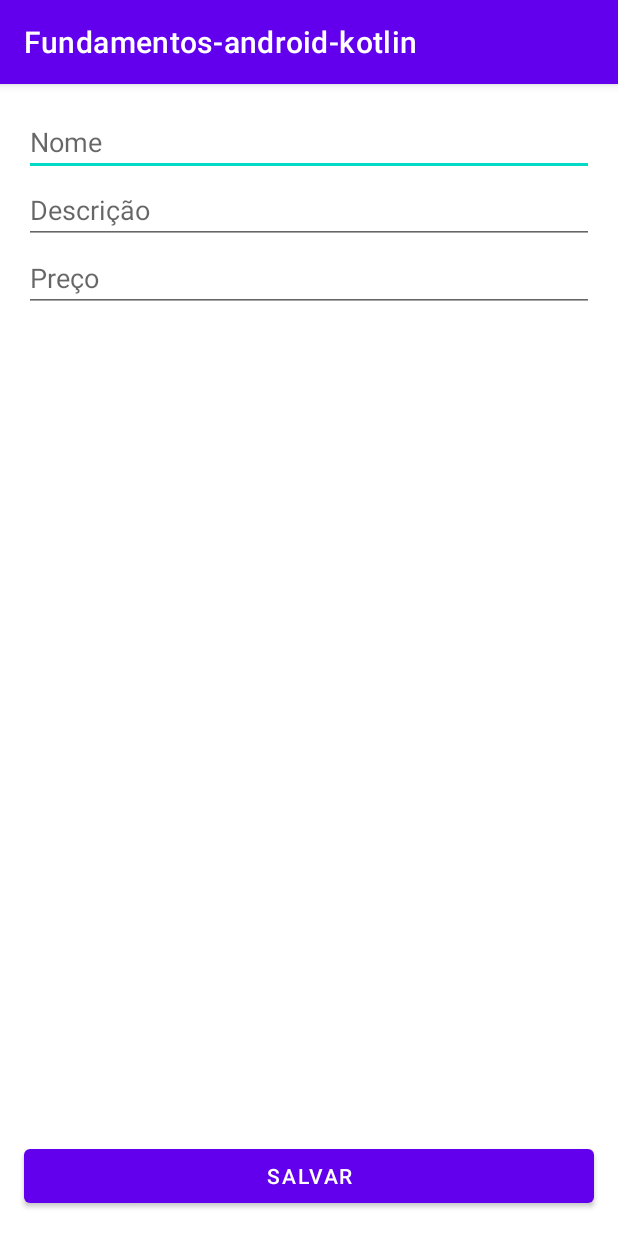
After one commit to gustavotht21/fundamentos-android-kotlin, an Android app built with Jetpack Compose: the ProductCreate screen opened directly, with no data from a screen before it, on a phone screen of 412 x 824 dp. The commit adds this screen. Run offline under Robolectric (Android 15) with nearby library versions, the phone set to English and light mode, and no system bars.

Commit message:
WIP :: Work in progress;

```diff
--- /dev/null
+++ b/app/src/main/java/tech/borges/fundamentos_android_kotlin/src/database/dao/BaseDAO.kt
@@ -0,0 +1,6 @@
+package tech.borges.fundamentos_android_kotlin.src.database.dao
+
+abstract class BaseDAO<TModel> {
+    abstract fun get(): List<TModel>
+    abstract fun store(data: TModel)
+}
--- /dev/null
+++ b/app/src/main/res/drawable/baseline_add_24.xml
@@ -0,0 +1,5 @@
+<vector xmlns:android="http://schemas.android.com/apk/res/android" android:height="24dp" android:tint="#000000" android:viewportHeight="24" android:viewportWidth="24" android:width="24dp">
+
+    <path android:fillColor="@android:color/white" android:pathData="M19,13h-6v6h-2v-6H5v-2h6V5h2v6h6v2z"/>
+
+</vector>
--- /dev/null
+++ b/app/src/main/res/layout/activity_product_create.xml
@@ -0,0 +1,65 @@
+<?xml version="1.0" encoding="utf-8"?>
+<ScrollView xmlns:android="http://schemas.android.com/apk/res/android"
+    xmlns:app="http://schemas.android.com/apk/res-auto"
+    xmlns:tools="http://schemas.android.com/tools"
+    android:layout_width="match_parent"
+    android:layout_height="match_parent"
+    android:fillViewport="true"
+    tools:context=".ui.activity.ProductCreate"
+    >
+
+    <androidx.constraintlayout.widget.ConstraintLayout
+        android:id="@+id/main"
+        android:layout_width="match_parent"
+        android:layout_height="wrap_content"
+        >
+
+        <EditText
+            android:id="@+id/name"
+            android:layout_width="0dp"
+            android:layout_height="wrap_content"
+            android:layout_margin="16dp"
+            android:hint="Nome"
+            android:inputType="text"
+            app:layout_constraintEnd_toEndOf="parent"
+            app:layout_constraintStart_toStartOf="parent"
+            app:layout_constraintTop_toTopOf="parent"
+            />
+
+        <EditText
+            android:id="@+id/description"
+            android:layout_width="0dp"
+            android:layout_height="wrap_content"
+            android:hint="Descrição"
+            android:inputType="text"
+            app:layout_constraintEnd_toEndOf="@id/name"
+            app:layout_constraintStart_toStartOf="@id/name"
+            app:layout_constraintTop_toBottomOf="@id/name"
+            />
+
+        <EditText
+            android:id="@+id/price"
+            android:layout_width="0dp"
+            android:layout_height="wrap_content"
+            android:hint="Preço"
+            android:inputType="numberDecimal"
+            app:layout_constraintEnd_toEndOf="@id/description"
+            app:layout_constraintStart_toStartOf="@id/description"
+            app:layout_constraintTop_toBottomOf="@id/description"
+            />
+
+        <Button
+            android:id="@+id/button"
+            android:layout_width="0dp"
+            android:layout_height="wrap_content"
+            android:layout_margin="16dp"
+            android:text="Salvar"
+            app:layout_constraintBottom_toBottomOf="parent"
+            app:layout_constraintEnd_toEndOf="parent"
+            app:layout_constraintStart_toStartOf="parent"
+            app:layout_constraintTop_toBottomOf="@id/price"
+            app:layout_constraintVertical_bias="1"
+            />
+
+    </androidx.constraintlayout.widget.ConstraintLayout>
+</ScrollView>
--- a/app/src/main/res/values/strings.xml
+++ b/app/src/main/res/values/strings.xml
@@ -1,3 +1,4 @@
 <resources>
     <string name="app_name">Fundamentos-android-kotlin</string>
+    <string name="title_activity_product_create">ProductCreate</string>
 </resources>
```
Also changed, not shown: app/build.gradle.kts (+28 -0 lines), app/src/main/AndroidManifest.xml (+12 -10 lines), app/src/main/java/tech/borges/fundamentos_android_kotlin/MainActivity.kt (deleted, +0 -12 lines), app/src/main/java/tech/borges/fundamentos_android_kotlin/src/database/dao/ProductDAO.kt (added, +18 -0 lines), app/src/main/java/tech/borges/fundamentos_android_kotlin/src/models/Product.kt (added, +9 -0 lines), app/src/main/java/tech/borges/fundamentos_android_kotlin/ui/activity/MainActivity.kt (added, +29 -0 lines), app/src/main/java/tech/borges/fundamentos_android_kotlin/ui/activity/ProductCreate.kt (added, +48 -0 lines), app/src/main/java/tech/borges/fundamentos_android_kotlin/ui/activity/ui/theme/Color.kt (added, +11 -0 lines), app/src/main/java/tech/borges/fundamentos_android_kotlin/ui/activity/ui/theme/Theme.kt (added, +58 -0 lines), app/src/main/java/tech/borges/fundamentos_android_kotlin/ui/activity/ui/theme/Type.kt (added, +34 -0 lines), app/src/main/java/tech/borges/fundamentos_android_kotlin/ui/recyclerview/adapter/ProductListAdapter.kt (added, +41 -0 lines), app/src/main/res/layout/activity_main.xml (+28 -20 lines), app/src/main/res/layout/product_item.xml (added, +40 -0 lines), gradle/libs.versions.toml (+19 -0 lines).
